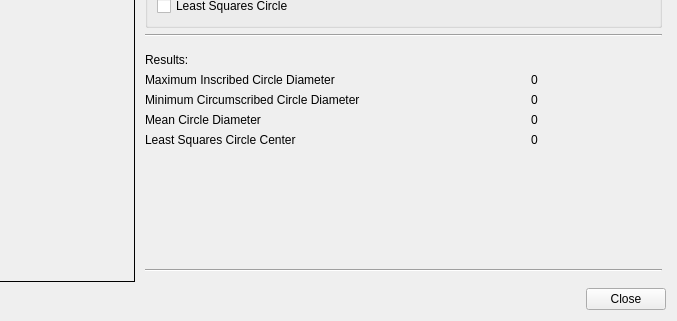
This is src/balyrond-pj-plugins/ToolboxRoundness/toolbox_roundness.ui in zdavkeos/balyrond as Qt 5 draws it before an edit; both pictures show x 402 to 1079 and y 465 to 786 of the 1079 by 786 pixel window. The edited form follows.
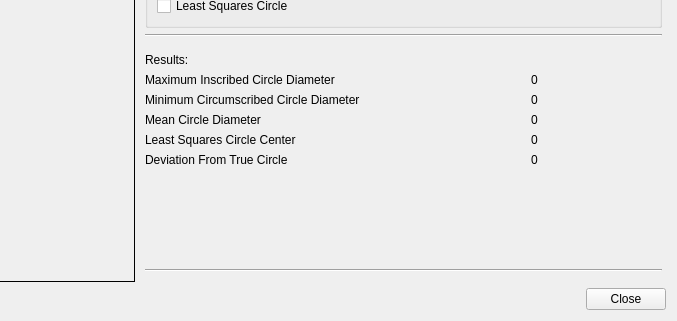
This is the edited form.

Commit message: Add "Deviation From True Circle" calculation

```diff
--- a/src/balyrond-pj-plugins/ToolboxRoundness/toolbox_roundness.ui
+++ b/src/balyrond-pj-plugins/ToolboxRoundness/toolbox_roundness.ui
@@ -483,6 +483,36 @@
            </item>
           </layout>
          </item>
+         <item>
+          <layout class="QHBoxLayout" name="horizontalLayout_9">
+           <property name="spacing">
+            <number>-1</number>
+           </property>
+           <property name="sizeConstraint">
+            <enum>QLayout::SetDefaultConstraint</enum>
+           </property>
+           <property name="topMargin">
+            <number>0</number>
+           </property>
+           <item>
+            <widget class="QLabel" name="label_5">
+             <property name="text">
+              <string>Deviation From True Circle</string>
+             </property>
+            </widget>
+           </item>
+           <item>
+            <widget class="QLabel" name="label_dfts">
+             <property name="text">
+              <string>0</string>
+             </property>
+             <property name="alignment">
+              <set>Qt::AlignCenter</set>
+             </property>
+            </widget>
+           </item>
+          </layout>
+         </item>
          <item>
           <spacer name="verticalSpacer">
            <property name="orientation">
```
The commit also changes 1 other file.
